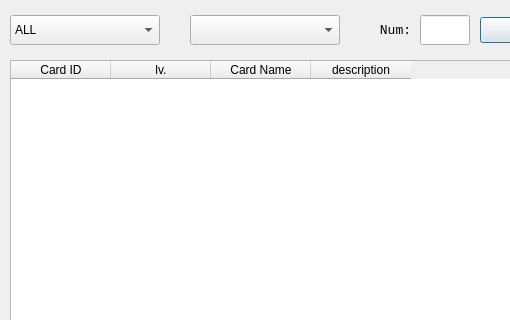
Before: the Qt Designer form src/ui_selectcard.ui in nyChers/GodSlayTheSpire, drawn with Qt 5; both pictures show x 0 to 510 and y 0 to 320 of the 727 by 1018 pixel window.
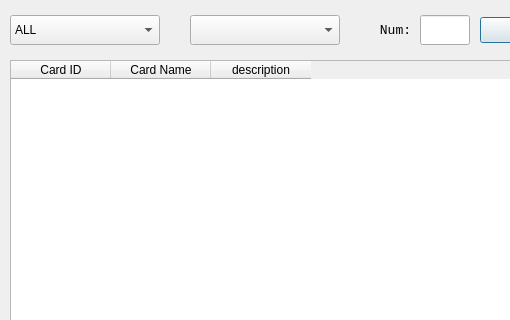
After: the same form once the commit is applied. Icons and pictures are not drawn.

What changed in the file:
```diff
--- a/src/ui_selectcard.ui
+++ b/src/ui_selectcard.ui
@@ -48,7 +48,7 @@
     <number>0</number>
    </property>
    <property name="columnCount">
-    <number>4</number>
+    <number>3</number>
    </property>
    <column>
     <property name="text">
@@ -58,14 +58,6 @@
      <set>AlignCenter</set>
     </property>
    </column>
-   <column>
-    <property name="text">
-     <string>lv.</string>
-    </property>
-    <property name="textAlignment">
-     <set>AlignCenter</set>
-    </property>
-   </column>
    <column>
     <property name="text">
      <string>Card Name</string>
```
Left out of the diff: 2 changed lines with no effect on the pictures.
